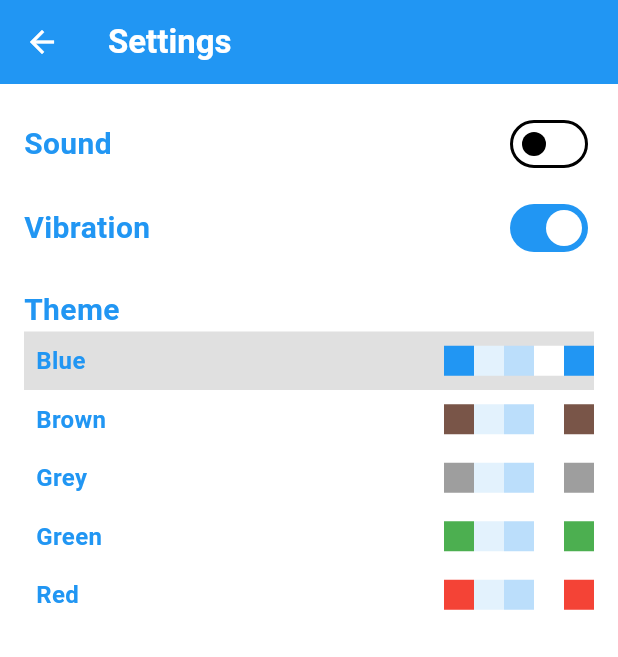
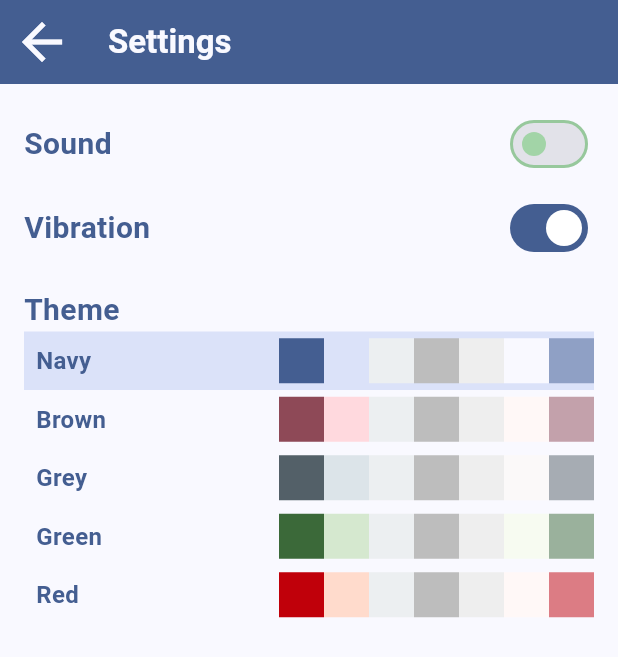
Before and after one commit to julia-morg/numerocide, a Flutter app: the screen it shows after launch, after a tap on the "settings" icon, on a phone screen of 412 x 824 dp. Shown: the top 657 px of the screen. Run offline on Flutter 3.47's test engine with Material 3 defaults, Android fonts, the phone set to English and light mode, and no system bars; our stand-ins replace shared_preferences.

Commit message:
apply theme

```diff
--- a/lib/game/animated_button.dart
+++ b/lib/game/animated_button.dart
@@ -71,28 +71,30 @@ class AnimatedButtonState extends State<AnimatedButton>
 
   @override
   Widget build(BuildContext context) {
-    Color inactiveColor = Colors.grey;
+    Color inactiveColor = Theme.of(context).colorScheme.onSecondary;
     Color activeColor = widget.color;
-    Color lightColor = Colors.white;
-    Color lightInactiveColor = Colors.grey[200]!;
+    Color lightColor = Theme.of(context).colorScheme.surface;
+    Color lightInactiveColor = Theme.of(context).colorScheme.secondaryContainer;
 
     return AnimatedBuilder(
       animation: _shakeAnimation,
       builder: (context, child) {
         return Transform.translate(
-          offset: Offset(_shakeAnimation.value, 0), // Анимация сдвига кнопки
+          offset: Offset(_shakeAnimation.value, 0),
           child: Stack(
             alignment: Alignment.center,
             children: [
               SizedBox(
-                  width: 60,  // Ширина кнопки
-                  height: 60,  // Высота кнопки
+                width: 60,
+                height: 60,
                 child: FloatingActionButton(
                   onPressed: widget.active ? widget.onPressed : null,
                   child: Icon(widget.icon,
-                    color: widget.active ? activeColor : inactiveColor, size: 32),
+                      color: widget.active ? activeColor : inactiveColor,
+                      size: 32),
                   heroTag: widget.heroTag,
                   mini: false,
+                  backgroundColor: widget.active ? lightColor : lightInactiveColor,
                 ),
               ),
               if (widget.labelCount != null)
--- a/lib/game/button_grid.dart
+++ b/lib/game/button_grid.dart
@@ -55,12 +55,12 @@ class _ButtonGridState extends State<ButtonGrid> {
         emptyCellsToAdd +
         initialEmptyCells +
         widget.buttonsPerRow.toInt();
-    Color backgroundColor = Colors.blueGrey[50]!;
+    Color backgroundColor = Theme.of(context).colorScheme.secondary;
     Color highlightColor = Theme.of(context).colorScheme.primary.withOpacity(0.5);
-    Color hintColor = Colors.green.withOpacity(0.5);
-    Color inactiveTextColor = Colors.grey[400]!;
+    Color hintColor = Theme.of(context).colorScheme.outline;
+    Color inactiveTextColor = Theme.of(context).colorScheme.onSecondary;
     Color activeTextColor = Theme.of(context).colorScheme.primary;
-    Color highlightTextColor = Theme.of(context).colorScheme.onPrimary;
+    Color highlightTextColor = Theme.of(context).colorScheme.surface;
 
     return GridView.builder(
       physics: const NeverScrollableScrollPhysics(),
--- a/lib/game/settings.dart
+++ b/lib/game/settings.dart
@@ -1,3 +1,4 @@
+import 'package:numerocide/main.dart';
 import 'package:shared_preferences/shared_preferences.dart';
 import 'package:flutter/material.dart';
 
@@ -5,10 +6,15 @@ class Settings {
   bool sound;
   bool vibro;
   String theme;
+  static const String navy = 'navy';
+  static const String brown = 'brown';
+  static const String grey = 'grey';
+  static const String green = 'green';
+  static const String red = 'red';
+  static List<String> get allThemes => [navy, brown, grey, green, red];
 
   Settings({required this.sound, required this.vibro, required this.theme});
 
-  // Метод для сохранения настроек
   Future<void> saveSettings() async {
     SharedPreferences prefs = await SharedPreferences.getInstance();
     await prefs.setBool('sound', sound);
@@ -16,99 +22,87 @@ class Settings {
     await prefs.setString('theme', theme);
   }
 
-  // Метод для загрузки настроек
   static Future<Settings> loadSettings() async {
     SharedPreferences prefs = await SharedPreferences.getInstance();
-    bool sound = prefs.getBool('sound') ?? false; // false по умолчанию
-    bool vibro = prefs.getBool('vibro') ?? true;  // true по умолчанию
-    String theme = prefs.getString('theme') ?? 'blue'; // 'blue' по умолчанию
+    bool sound = prefs.getBool('sound') ?? false;
+    bool vibro = prefs.getBool('vibro') ?? true;
+    String theme = prefs.getString('theme') ?? navy;
 
     return Settings(sound: sound, vibro: vibro, theme: theme);
   }
 
-  // Список доступных тем
-  static List<String> availableThemes() {
-    return ['blue', 'brown', 'grey', 'green', 'red'];
+  static String themeDisplayName(String theme) {
+    return theme.capitalize();
   }
 
-  // Отображаемое название для каждой темы
-  static String themeDisplayName(String theme) {
-    switch (theme) {
-      case 'blue':
-        return 'Blue';
-      case 'brown':
-        return 'Brown';
-      case 'grey':
-        return 'Grey';
-      case 'green':
-        return 'Green';
-      case 'red':
-        return 'Red';
-      default:
-        return 'Unknown';
-    }
-  }
-  // Метод для получения цветовой схемы в зависимости от темы
   static ThemeData getThemeData(String theme) {
     switch (theme) {
-      case 'brown':
+      case brown:
         return ThemeData(
-          colorScheme: ColorScheme.light(
-            primary: Colors.brown,
-            onPrimary: Colors.white,
-            secondary: Colors.brown[300]!,
-            onSecondary: Colors.white,
+          colorScheme: ColorScheme.fromSeed(seedColor: Colors.pink).copyWith(
+            onSecondary: Colors.grey[400],
+            onSecondaryContainer: Colors.grey[200]!,
+            secondary: Colors.blueGrey[50]!,
+            outline: Colors.green.withOpacity(0.5),
           ),
+          useMaterial3: true,
         );
-      case 'grey':
+      case grey:
         return ThemeData(
-          colorScheme: ColorScheme.light(
-            primary: Colors.grey,
-            onPrimary: Colors.white,
-            secondary: Colors.grey[700]!,
-            onSecondary: Colors.white,
+          colorScheme: ColorScheme.fromSeed(seedColor: Colors.blueGrey, dynamicSchemeVariant: DynamicSchemeVariant.neutral,).copyWith(
+            onSecondary: Colors.grey[400],
+            onSecondaryContainer: Colors.grey[200]!,
+            secondary: Colors.blueGrey[50]!,
+            outline: Colors.green.withOpacity(0.5),
           ),
+          useMaterial3: true,
         );
-      case 'green':
+      case green:
         return ThemeData(
-          colorScheme: const ColorScheme.light(
-            primary: Colors.green,
-            onPrimary: Colors.white,
-            secondary: Colors.greenAccent,
-            onSecondary: Colors.white,
+          colorScheme: ColorScheme.fromSeed(seedColor: Colors.green).copyWith(
+            onSecondary: Colors.grey[400],
+            onSecondaryContainer: Colors.grey[200]!,
+            secondary: Colors.blueGrey[50]!,
+            outline: Colors.green.withOpacity(0.5),
           ),
+          useMaterial3: true,
         );
-      case 'red':
+      case red:
         return ThemeData(
-          colorScheme: const ColorScheme.light(
-            primary: Colors.red,
-            onPrimary: Colors.white,
-            secondary: Colors.redAccent,
-            onSecondary: Colors.white,
+          colorScheme: ColorScheme.fromSeed(seedColor: Colors.red, dynamicSchemeVariant: DynamicSchemeVariant.vibrant,).copyWith(
+            onSecondary: Colors.grey[400],
+            onSecondaryContainer: Colors.grey[200]!,
+            secondary: Colors.blueGrey[50]!,
+            outline: Colors.green.withOpacity(0.5),
           ),
+          useMaterial3: true,
         );
-      case 'blue':
+      case navy:
       default:
-        return ThemeData(
-          colorScheme: const ColorScheme.light(
-            primary: Colors.blue,
-            onPrimary: Colors.white,
-            secondary: Colors.blueAccent,
-            onSecondary: Colors.white,
+        ThemeData theme = ThemeData(
+          colorScheme: ColorScheme.fromSeed(seedColor: Colors.blueAccent).copyWith(
+            onSecondary: Colors.grey[400],
+            onSecondaryContainer: Colors.grey[200]!,
+            secondary: Colors.blueGrey[50]!,
+            outline: Colors.green.withOpacity(0.5),
           ),
+          useMaterial3: true,
         );
+       // theme. = Colors.white;
+        return theme;
     }
   }
 
-  // Получение основных цветов для палитры
   static List<Color> getThemeColors(String theme) {
     ThemeData themeData = getThemeData(theme);
     return [
-      themeData.primaryColor,
-      themeData.secondaryHeaderColor,
-      themeData.primaryColorLight,
-      themeData.scaffoldBackgroundColor,
       themeData.colorScheme.primary,
+      themeData.colorScheme.secondaryContainer,
+      themeData.colorScheme.secondary,
+      themeData.colorScheme.onSecondary,
+      themeData.colorScheme.onSecondaryContainer,
+      themeData.colorScheme.surface,
+      themeData.colorScheme.primary.withOpacity(0.5),
     ];
   }
 }
--- a/lib/game_page.dart
+++ b/lib/game_page.dart
@@ -144,21 +144,20 @@ class _GamePageState extends State<GamePage>
   @override
   Widget build(BuildContext context) {
     Color colorDark = Theme.of(context).colorScheme.primary;
-    Color colorLight = Theme.of(context).colorScheme.onSecondary;
+    Color colorLight = Theme.of(context).colorScheme.surface;
 
     return Scaffold(
       appBar: AppBar(
-        title: Text(
-          widget.title,
-        ),
+        title: Text(widget.title),
         titleTextStyle: TextStyle(
           color: colorLight,
-          fontSize: 22,
+          fontSize: 24,
           fontWeight: FontWeight.w600,
         ),
         backgroundColor: colorDark,
         iconTheme: IconThemeData(
           color: colorLight,
+          size: 40.0,
         ),
         actions: [
           IconButton(
--- a/lib/home_page.dart
+++ b/lib/home_page.dart
@@ -77,7 +77,8 @@ class _HomePageState extends State<HomePage> {
   @override
   Widget build(BuildContext context) {
     Color colorDark = Theme.of(context).colorScheme.primary;
-    Color colorLight = Theme.of(context).colorScheme.onSecondary;
+    Color colorLight = Theme.of(context).colorScheme.surface;
+    Color colorStar =  Colors.amberAccent;
 
     return Scaffold(
       appBar: AppBar(
@@ -86,12 +87,14 @@ class _HomePageState extends State<HomePage> {
         ),
         titleTextStyle: TextStyle(
           color: colorLight,
-          fontSize: 24,
+          fontSize: 30,
+          fontWeight: FontWeight.bold,
         ),
         backgroundColor: colorDark,
         toolbarHeight: MediaQuery.of(context).size.height * 0.15,
         iconTheme: IconThemeData(
           color: colorLight,
+          size: 40.0,
         ),
         actions: [
           IconButton(
@@ -111,27 +114,44 @@ class _HomePageState extends State<HomePage> {
         mainAxisAlignment: MainAxisAlignment.center,
         crossAxisAlignment: CrossAxisAlignment.center,
         children: [
-          const SizedBox(height: 50),
+          const SizedBox(height: 60),
           Center(
-            child: Text(
-              'BEST RESULT: $_maxScore',
-              style: Theme.of(context)
-                  .textTheme
-                  .headlineSmall!
-                  .copyWith(color: colorDark),
+            child: Column(
+              children: [
+                Text(
+                  'BEST RESULT',
+                  style: Theme.of(context)
+                      .textTheme
+                      .headlineSmall!
+                      .copyWith(color: colorDark, fontWeight: FontWeight.bold, fontSize: 15),
+                ),
+                Row(
+                  mainAxisSize: MainAxisSize.min, // Чтобы Row занял только необходимую ширину
+                  children: [
+                    Icon(Icons.star, color: colorStar, size: 30), // Иконка звезды
+                    const SizedBox(width: 5), // Расстояние между иконкой и числом
+                    Text(
+                      '$_maxScore',
+                      style: Theme.of(context)
+                          .textTheme
+                          .headlineSmall!
+                          .copyWith(color: colorDark, fontWeight: FontWeight.bold, fontSize: 30),
+                    ),
+                    const SizedBox(width: 5),
+                    Icon(Icons.star, color: colorStar, size: 30), // Иконка звезды
+                  ],
+
+                ),
+              ],
             ),
           ),
-          const SizedBox(height: 20),
+          const SizedBox(height: 60),
           Center(
             child: ElevatedButton(
               onPressed: () => _startNewGame(context),
-              child: const Text(
-                'NEW GAME',
-                style: TextStyle(
-                  fontSize: 24,
-                ),
-              ),
+              child: const Text( 'NEW GAME', style: TextStyle(fontSize: 30, fontWeight: FontWeight.bold, ),),
               style: ElevatedButton.styleFrom(
+                backgroundColor: Theme.of(context).colorScheme.surface,
                 shape: RoundedRectangleBorder(
                   borderRadius: BorderRadius.circular(10),
                 ),
@@ -142,13 +162,9 @@ class _HomePageState extends State<HomePage> {
           Center(
             child: ElevatedButton(
               onPressed: _hasSavedGame ? () => _continueGame(context) : null,
-              child: const Text(
-                'CONTINUE GAME',
-                style: TextStyle(
-                  fontSize: 24,
-                ),
-              ),
+              child: const Text('CONTINUE GAME', style: TextStyle(fontSize: 30, fontWeight: FontWeight.bold, )),
               style: ElevatedButton.styleFrom(
+                backgroundColor: Theme.of(context).colorScheme.surface,
                 shape: RoundedRectangleBorder(
                   borderRadius: BorderRadius.circular(10),
                 ),
--- a/lib/main.dart
+++ b/lib/main.dart
@@ -59,3 +59,10 @@ class _MyAppState extends State<MyApp> {
     );
   }
 }
+
+extension StringCasingExtension on String {
+  String capitalize() {
+    if (isEmpty) return this;
+    return '${this[0].toUpperCase()}${substring(1)}';
+  }
+}
--- a/lib/settings_page.dart
+++ b/lib/settings_page.dart
@@ -29,7 +29,7 @@ class _SettingsPageState extends State<SettingsPage> {
   @override
   Widget build(BuildContext context) {
     Color colorDark = Theme.of(context).colorScheme.primary;
-    Color colorLight = Theme.of(context).colorScheme.onSecondary;
+    Color colorLight = Theme.of(context).colorScheme.surface;
     TextStyle labelStyle = TextStyle(
       fontSize: 20,
       fontWeight: FontWeight.bold,
@@ -48,9 +48,9 @@ class _SettingsPageState extends State<SettingsPage> {
     return Scaffold(
       appBar: AppBar(
         title: const Text('Settings'),
-        leading: IconButton(
-          icon: const Icon(Icons.arrow_back),
-          onPressed: () => Navigator.pop(context),
+        iconTheme: IconThemeData(
+          color: colorLight,
+          size: 40.0,
         ),
         titleTextStyle: TextStyle(
           color: colorLight,
@@ -58,9 +58,6 @@ class _SettingsPageState extends State<SettingsPage> {
           fontWeight: FontWeight.w600,
         ),
         backgroundColor: colorDark,
-        iconTheme: IconThemeData(
-          color: colorLight,
-        ),
       ),
       body: Padding(
         padding: const EdgeInsets.all(16.0),
@@ -103,7 +100,7 @@ class _SettingsPageState extends State<SettingsPage> {
             const SizedBox(height: 16),
             Text('Theme', style: labelStyle),
             Column(
-              children: Settings.availableThemes().map((themeName) {
+              children: Settings.allThemes.map((themeName) {
                 return GestureDetector(
                   onTap: () {
                     setState(() {
@@ -116,7 +113,7 @@ class _SettingsPageState extends State<SettingsPage> {
                   child: Container(
                     decoration: BoxDecoration(
                       color: settings.theme == themeName
-                          ? Colors.grey[300]
+                          ? Theme.of(context).colorScheme.secondaryContainer
                           : Colors.transparent, // Подсвечиваем выбранную тему
                     ),
                     child: Row(
@@ -133,8 +130,8 @@ class _SettingsPageState extends State<SettingsPage> {
                         Row(
                           children: Settings.getThemeColors(themeName).map((color) {
                             return Container(
-                              width: 20,
-                              height: 20,
+                              width: 30,
+                              height: 30,
                               color: color,
                             );
                           }).toList(),
```
Lines whose indentation alone changed are shown as unchanged.
